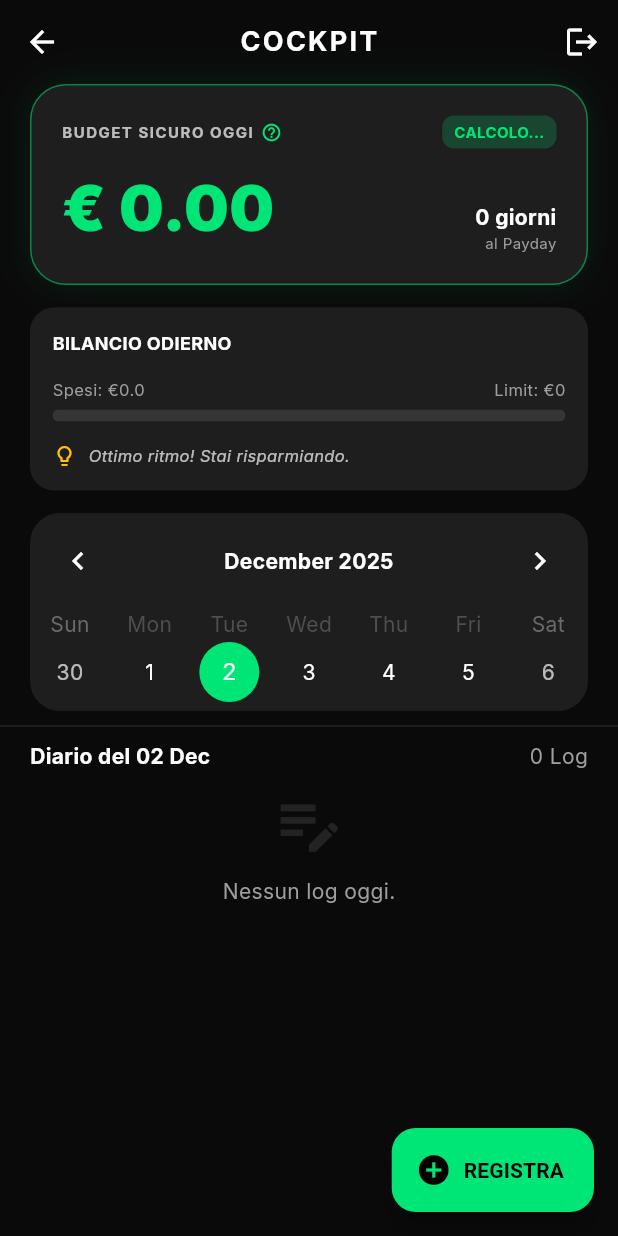
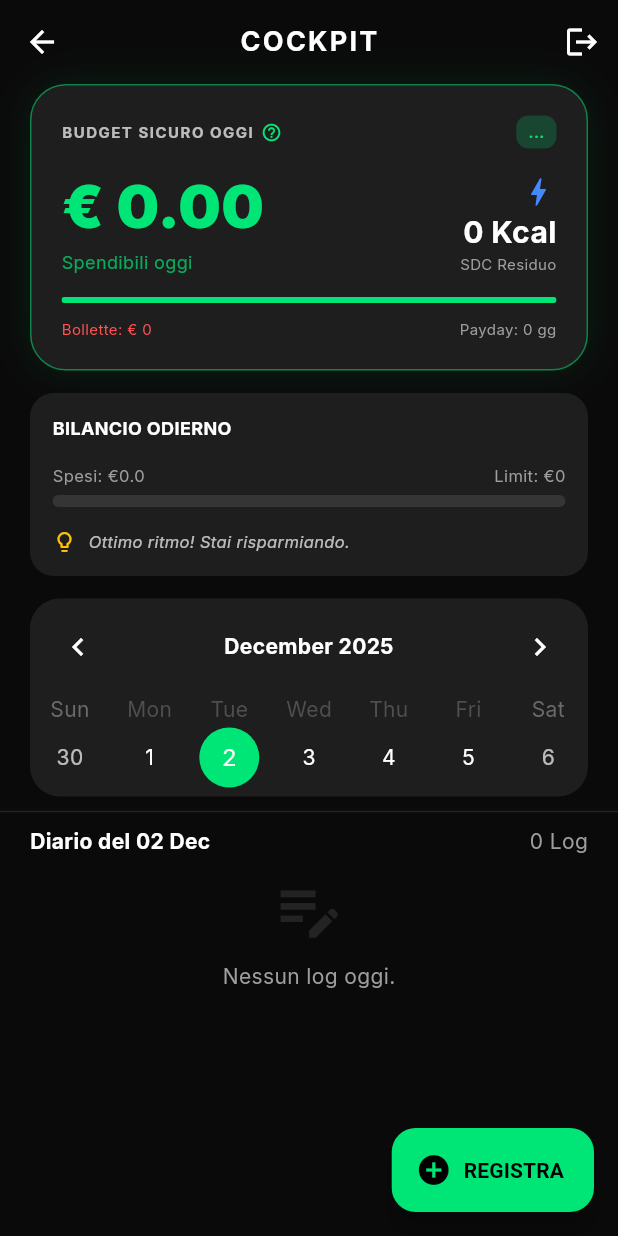
Before and after one commit to InfinityWearBeta/leverage-app, a Flutter app: the DashboardScreen screen opened directly, on a phone screen of 412 x 824 dp. Run offline on Flutter 3.47's test engine with Material 3 defaults, Android fonts, the light colour scheme and no system bars; drawn by our look-alikes of table_calendar; our stand-ins replace fl_chart, google_fonts, supabase_flutter; accounts and stored records are empty; network calls fail.

Commit message:
Fix Dashboard e Backend v8.0

```diff
--- a/frontend/lib/screens/dashboard_screen.dart
+++ b/frontend/lib/screens/dashboard_screen.dart
@@ -22,15 +22,15 @@ class _DashboardScreenState extends State<DashboardScreen> {
   List<dynamic> _selectedDayLogs = [];
   List<dynamic> _userHabitsCache = [];
 
-  // Variabili Solvibilità
-  double _financialSDS = 0.0;
+  // --- VARIABILI DI STATO (Quelle che mancavano) ---
+  double _financialSDS = 0.0;     // Safe Daily Spend
+  int _caloricSDC = 0;            // Safe Daily Calories
+  String _financialStatus = "...";
+  int _daysToPayday = 0;
   double _pendingBills = 0.0;
-  String _financialStatus = "CALCOLO...";
-  int _daysToPayday = 0;
-  int _caloricSDC = 0;
-  int _tdee = 2000; // Default
+  int _tdee = 2000;
 
-  // Variabili per i Widget Grafici (Progresso Giornaliero)
+  // Variabili per i grafici giornalieri
   double _moneySpentToday = 0.0;
   int _caloriesConsumedToday = 0;
 
@@ -46,6 +46,7 @@ class _DashboardScreenState extends State<DashboardScreen> {
     if (userId == null) return;
 
     try {
+      // 1. RECUPERA DATI
       final profile = await supabase.from('profiles').select().eq('id', userId).single();
       final logs = await supabase.from('daily_logs').select().eq('user_id', userId).order('created_at', ascending: false);
       final habits = await supabase.from('habits').select().eq('user_id', userId);
@@ -60,19 +61,17 @@ class _DashboardScreenState extends State<DashboardScreen> {
          _tdee = (bmr * (profile['activity_level'] == 'Active' ? 1.55 : 1.2)).toInt();
       }
 
-      // Calcolo Spese e Calorie di OGGI per i Widget
+      // Calcolo Spese e Calorie di OGGI
       double spentToday = 0.0;
       int kcalToday = 0;
       final todayStr = DateFormat('yyyy-MM-dd').format(DateTime.now());
 
       for (var log in logs) {
         if (log['date'].toString().startsWith(todayStr)) {
-           // Se è una spesa
            if (log['log_type'] == 'expense') {
              spentToday += (log['amount_saved'] as num).toDouble();
            }
-           // Se è un vizio consumato, cerchiamo di stimare il costo se negativo (perdita)
-           // Nota: Per ora semplifichiamo sommando solo le spese esplicite
+           // Qui in futuro sommeremo le calorie
         }
       }
 
@@ -138,31 +137,18 @@ class _DashboardScreenState extends State<DashboardScreen> {
     });
   }
 
-  // --- FIX BUG: RIMBORSO SU CANCELLAZIONE ---
   Future<void> _deleteLog(String logId, String type, double amount) async {
     try {
-      // 1. Se era una spesa, dobbiamo RIDARE i soldi al conto
       if (type == 'expense' || (type == 'vice_consumed' && amount < 0)) {
-        // Nota: amount nei log vizi è negativo se speso? Nel nostro codice amount_saved è positivo per la spesa.
-        // Assumiamo che se è 'expense', amount è positivo e va rimborsato.
         await _refundUserBalance(amount);
       }
-
-      // 2. Cancella il log
       await Supabase.instance.client.from('daily_logs').delete().eq('id', logId);
-
-      // 3. Aggiorna tutto
       _fetchAndCalculate();
-
-      if (mounted) {
-        ScaffoldMessenger.of(context).showSnackBar(const SnackBar(content: Text("Log annullato (Saldo aggiornato).")));
-      }
     } catch (e) {
       print(e);
     }
   }
 
-  // Helper per rimborsare
   Future<void> _refundUserBalance(double amount) async {
     final userId = Supabase.instance.client.auth.currentUser!.id;
     final profile = await Supabase.instance.client.from('profiles').select('current_savings').eq('id', userId).single();
@@ -212,14 +198,10 @@ class _DashboardScreenState extends State<DashboardScreen> {
               children: [
                 _buildSolvencyCockpit(),
                 const SizedBox(height: 15),
-
-                // NUOVO: WIDGET PROGRESSO GIORNALIERO
                 _buildDailyProgress(),
-
                 const SizedBox(height: 15),
                 _buildCalendar(),
                 const Divider(color: Colors.white10, height: 20),
-
                 Padding(
                   padding: const EdgeInsets.symmetric(horizontal: 20),
                   child: Row(
@@ -284,26 +266,48 @@ class _DashboardScreenState extends State<DashboardScreen> {
             crossAxisAlignment: CrossAxisAlignment.end,
             mainAxisAlignment: MainAxisAlignment.spaceBetween,
             children: [
-              Text("€ ${_financialSDS.toStringAsFixed(2)}", style: TextStyle(color: statusColor, fontSize: 42, fontWeight: FontWeight.w900)),
+              Column(
+                crossAxisAlignment: CrossAxisAlignment.start,
+                children: [
+                  Text("€ ${_financialSDS.toStringAsFixed(2)}", style: TextStyle(color: statusColor, fontSize: 40, fontWeight: FontWeight.w900)),
+                  Text("Spendibili oggi", style: TextStyle(color: statusColor.withOpacity(0.7), fontSize: 12)),
+                ],
+              ),
               Column(
                 crossAxisAlignment: CrossAxisAlignment.end,
                 children: [
-                  Text("$_daysToPayday giorni", style: const TextStyle(color: Colors.white, fontWeight: FontWeight.bold)),
-                  const Text("al Payday", style: TextStyle(color: Colors.grey, fontSize: 10)),
+                  const Icon(Icons.bolt, color: Colors.blueAccent, size: 24),
+                  Text("$_caloricSDC Kcal", style: const TextStyle(color: Colors.white, fontSize: 20, fontWeight: FontWeight.bold)),
+                  const Text("SDC Residuo", style: TextStyle(color: Colors.grey, fontSize: 10)),
                 ],
               )
             ],
           ),
+          const SizedBox(height: 15),
+          ClipRRect(
+            borderRadius: BorderRadius.circular(2),
+            child: LinearProgressIndicator(
+              value: 1.0,
+              backgroundColor: Colors.white10,
+              color: statusColor,
+              minHeight: 4,
+            ),
+          ),
+          const SizedBox(height: 10),
+          Row(
+            mainAxisAlignment: MainAxisAlignment.spaceBetween,
+            children: [
+              Text("Bollette: € ${_pendingBills.toStringAsFixed(0)}", style: const TextStyle(color: Colors.redAccent, fontSize: 10)),
+              Text("Payday: $_daysToPayday gg", style: const TextStyle(color: Colors.grey, fontSize: 10)),
+            ],
+          )
         ],
       ),
     );
   }
 
-  // --- NUOVO WIDGET: BARRE DI PROGRESSO ---
   Widget _buildDailyProgress() {
-    // Percentuali per le barre (clamped a 1.0)
     double moneyPct = _financialSDS > 0 ? (_moneySpentToday / _financialSDS).clamp(0.0, 1.0) : 0.0;
-    // double kcalPct = _tdee > 0 ? (_caloriesConsumedToday / _tdee).clamp(0.0, 1.0) : 0.0; // Scommenta quando gestiamo le calorie
 
     return Container(
       margin: const EdgeInsets.symmetric(horizontal: 20),
@@ -314,8 +318,6 @@ class _DashboardScreenState extends State<DashboardScreen> {
         children: [
           const Text("BILANCIO ODIERNO", style: TextStyle(color: Colors.white, fontWeight: FontWeight.bold, fontSize: 12)),
           const SizedBox(height: 15),
-
-          // Barra Soldi
           Row(
             mainAxisAlignment: MainAxisAlignment.spaceBetween,
             children: [
@@ -333,10 +335,7 @@ class _DashboardScreenState extends State<DashboardScreen> {
               minHeight: 8,
             ),
           ),
-
           const SizedBox(height: 15),
-
-          // Insight
           Row(
             children: [
               const Icon(Icons.lightbulb_outline, color: Colors.amber, size: 16),
@@ -382,10 +381,9 @@ class _DashboardScreenState extends State<DashboardScreen> {
     IconData icon = Icons.circle; Color color = Colors.grey; String title = "Attività"; String subtitle = "";
 
     if (log['log_type'] == 'vice_consumed') {
-      double saved = (log['amount_saved'] as num).toDouble();
-      if (saved > 0) { icon = Icons.trending_up; color = const Color(0xFF00E676); title = "${log['sub_type']}"; subtitle = "Risparmio: €${saved.toStringAsFixed(2)}"; }
-      else if (saved < 0) { icon = Icons.warning_amber_rounded; color = Colors.orangeAccent; title = "${log['sub_type']}"; subtitle = "Extra: €${(saved * -1).toStringAsFixed(2)}"; }
-      else { icon = Icons.horizontal_rule; color = Colors.grey; title = "${log['sub_type']}"; subtitle = "Budget neutro"; }
+      icon = Icons.warning_amber_rounded; color = Colors.orangeAccent; title = "${log['sub_type']}"; subtitle = "Registrato";
+    } else if (log['log_type'] == 'vice_avoided') {
+      icon = Icons.check_circle; color = const Color(0xFF00E676); title = "${log['sub_type']}"; subtitle = "Vizio Evitato";
     } else if (log['log_type'] == 'expense') {
       icon = Icons.money_off; color = Colors.redAccent; title = "${log['category']}"; subtitle = "- €${log['amount_saved']}";
     } else if (log['log_type'] == 'workout') {
@@ -394,13 +392,14 @@ class _DashboardScreenState extends State<DashboardScreen> {
 
     return Card(
       color: Colors.white.withOpacity(0.05),
-      margin: const EdgeInsets.only(bottom: 8),
-      shape: RoundedRectangleBorder(borderRadius: BorderRadius.circular(12)),
       child: ListTile(
-        leading: CircleAvatar(backgroundColor: color.withOpacity(0.2), child: Icon(icon, color: color, size: 20)),
-        title: Text(title, style: const TextStyle(color: Colors.white, fontWeight: FontWeight.bold, fontSize: 14)),
-        subtitle: Text(subtitle, style: const TextStyle(color: Colors.white70, fontSize: 12)),
-        trailing: IconButton(icon: const Icon(Icons.delete_outline, color: Colors.white30, size: 18), onPressed: () => _deleteLog(log['id'], log['log_type'], (log['amount_saved'] as num).toDouble())),
+        leading: Icon(icon, color: color),
+        title: Text(title, style: const TextStyle(color: Colors.white)),
+        subtitle: Text(subtitle, style: const TextStyle(color: Colors.grey)),
+        trailing: IconButton(
+          icon: const Icon(Icons.delete, color: Colors.white30),
+          onPressed: () => _deleteLog(log['id'], log['log_type'], (log['amount_saved'] as num).toDouble())
+        ),
       ),
     );
   }
@@ -410,7 +409,6 @@ class _DashboardScreenState extends State<DashboardScreen> {
   }
 }
 
-// --- SMART INPUT FORM (Resta uguale) ---
 class SmartInputForm extends StatefulWidget {
   final List<dynamic> userHabits;
   const SmartInputForm({super.key, required this.userHabits});
@@ -560,7 +558,7 @@ class _SmartInputFormState extends State<SmartInputForm> {
                     SwitchListTile(title: const Text("Era necessaria?", style: TextStyle(color: Colors.white)), value: _isNecessary, activeColor: const Color(0xFF00E676), onChanged: (v) => setState(() => _isNecessary = v)),
                   ],
                   if (_selectedType == 'workout') ...[
-                    DropdownButtonFormField<String>(value: _workoutType, dropdownColor: const Color(0xFF1E1E1E), style: const TextStyle(color: Colors.white), items: ['Palestra', 'Corsa'].map((e) => DropdownMenuItem(value: e, child: Text(e))).toList(), onChanged: (v) => setState(() => _workoutType = v!), decoration: const InputDecoration(labelText: "Attività", border: OutlineInputBorder())),
+                    DropdownButtonFormField<String>(value: _workoutType, dropdownColor: const Color(0xFF1E1E1E), style: const TextStyle(color: Colors.white), items: ['Palestra', 'Corsa', 'Nuoto', 'Yoga'].map((e) => DropdownMenuItem(value: e, child: Text(e))).toList(), onChanged: (v) => setState(() => _workoutType = v!), decoration: const InputDecoration(labelText: "Attività", border: OutlineInputBorder())),
                     const SizedBox(height: 20),
                     Slider(value: _duration.toDouble(), min: 10, max: 180, divisions: 17, activeColor: Colors.blueAccent, onChanged: (v) => setState(() => _duration = v.toInt())),
                     Text("Durata: $_duration min", style: const TextStyle(color: Colors.white)),
```
